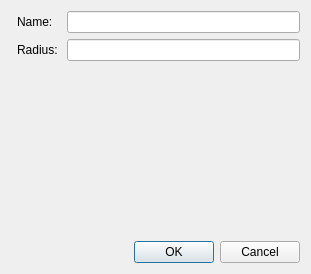
This is SceneEditor/ui/AddLightDialog.ui in dac456/canis as Qt 5 draws it before an edit. The edited form follows.
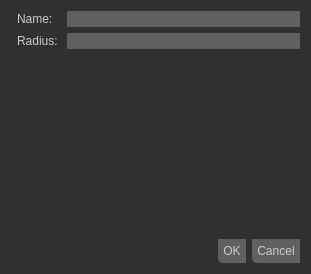
This is the edited form. Custom widgets are drawn as their Qt base class.

Commit message: added stylesheet to other dialogs and windows

Diff of the .ui file:
```diff
--- a/SceneEditor/ui/AddLightDialog.ui
+++ b/SceneEditor/ui/AddLightDialog.ui
@@ -13,6 +13,169 @@
   <property name="windowTitle">
    <string>Add Light</string>
   </property>
+  <property name="styleSheet">
+   <string notr="true">QWidget#centralWidget
+{
+	background-color: #303030;
+}
+
+QDialog
+{
+	background-color: #303030;
+}
+
+QSplitter
+{
+	background-color: #303030;
+}
+
+QMenuBar
+{
+	background-color: #303030;
+	color: #CCCCCC;
+}
+
+QMenu
+{
+	background-color: #303030;
+	color: #CCCCCC;
+}
+
+QStatusBar
+{
+	background-color: #303030;
+}
+
+QStatusBar::item
+{
+	color: #CCCCCC;
+	border-radius: 1px;
+}
+
+QToolBar
+{
+	background-color: #505050;
+}
+
+QMenuBar::item
+{
+	background-color: #303030;
+}
+
+QMenuBar::item::selected
+{
+	background-color: #909090;
+}
+
+QMenu::item::selected
+{
+	background-color: #909090;
+}
+
+QPushButton
+{
+	color: #CCCCCC;
+	background-color: #606060;
+	border-bottom-left-radius: 5px;
+	padding: 5px;
+}
+
+QPushButton:hover
+{
+	background-color: #707070;
+}
+
+QPushButton:disabled
+{
+	color: #606060;
+	background-color: #202020;
+}
+
+QFrame#frame
+{
+	background-color: #303030;
+	border-bottom-left-radius: 5px;
+}
+
+QFrame#frame_2
+{
+	background-color: #303030;
+	border-bottom-left-radius: 5px;
+}
+
+QFrame#frame_3
+{
+	background-color: #303030;
+	border-bottom-left-radius: 5px;
+}
+
+QLabel
+{
+	color: #CCCCCC;
+}
+
+QListWidget
+{
+	background-color: #606060;
+	color: #CCCCCC;
+	border-radius: 1px;
+}
+
+QListWidget::item:selected
+{
+	background-color: #808080;
+	color: #CCCCCC;
+	border-radius: 1px;
+}
+
+QTreeWidget
+{
+	background-color: #606060;
+	color: #CCCCCC;
+	border-radius: 1px;
+}
+
+QLineEdit
+{
+	background-color: #606060;
+	color: #CCCCCC;
+	border-radius: 1px;
+}
+
+QGroupBox
+{
+	color: #CCCCCC;
+}
+
+QComboBox
+{
+  background-color: #606060;
+  border-radius: 2px;
+
+  selection-color: #AAAAAA;
+  selection-background-color: #606060;
+  show-decoration-selected: 0;
+}
+
+QComboBox:on
+{
+  padding-top: -10px;
+  padding-left: 2px;
+}
+
+QComboBox::drop-down
+{
+   subcontrol-origin: padding;
+   subcontrol-position: top right;
+   width: 7px;
+
+   border-left-width: 0px;
+   border-left-color: #000000;
+   border-left-style: solid;
+   border-top-right-radius: 3px;
+   border-bottom-right-radius: 3px;
+}</string>
+  </property>
   <layout class="QGridLayout" name="gridLayout">
    <item row="1" column="1">
     <widget class="QLabel" name="label_2">
```
The commit also changes 4 other files.
